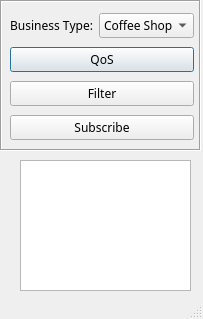
First picture: the form in WhisperGUI/WhisperFormSub.ui, repository kyledoesdev/OpenDDS-Whisper, before the edit.
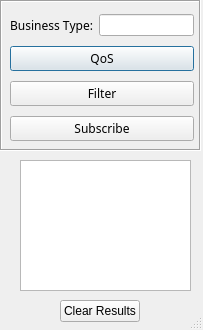
Second picture: the form after the edit.

Commit message: Adjusted GUI to match the structure of the command line prompts.

```diff
--- a/WhisperGUI/WhisperFormSub.ui
+++ b/WhisperGUI/WhisperFormSub.ui
@@ -13,7 +13,7 @@
     <x>0</x>
     <y>0</y>
     <width>203</width>
-    <height>319</height>
+    <height>330</height>
    </rect>
   </property>
   <property name="sizePolicy">
@@ -92,31 +92,7 @@
         </widget>
        </item>
        <item>
-        <widget class="QComboBox" name="businessCombo">
-         <property name="font">
-          <font>
-           <family>Sans Serif</family>
-           <pointsize>9</pointsize>
-           <stylestrategy>PreferAntialias</stylestrategy>
-           <kerning>false</kerning>
-          </font>
-         </property>
-         <item>
-          <property name="text">
-           <string>Coffee Shop</string>
-          </property>
-         </item>
-         <item>
-          <property name="text">
-           <string>Restaurant</string>
-          </property>
-         </item>
-         <item>
-          <property name="text">
-           <string>Gas Station</string>
-          </property>
-         </item>
-        </widget>
+        <widget class="QLineEdit" name="subTopic"/>
        </item>
       </layout>
      </item>
@@ -199,6 +175,19 @@
     </rect>
    </property>
   </widget>
+  <widget class="QPushButton" name="clearButton">
+   <property name="geometry">
+    <rect>
+     <x>60</x>
+     <y>300</y>
+     <width>80</width>
+     <height>22</height>
+    </rect>
+   </property>
+   <property name="text">
+    <string>Clear Results</string>
+   </property>
+  </widget>
  </widget>
  <resources/>
  <connections>
```
The commit also changes 7 other files.
